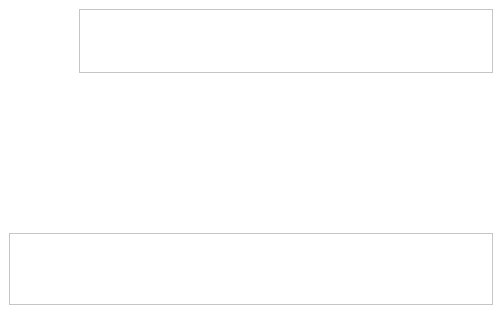
Qt form rezals/detail/rzxitem.ui (Fruneau/qRezix) before a commit.
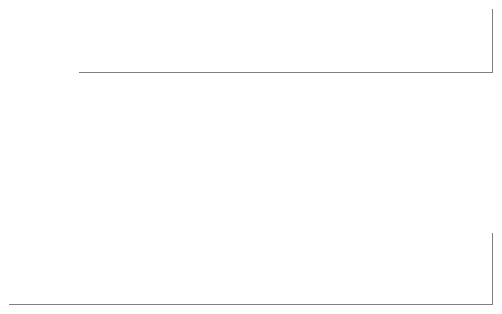
The same form after that commit.

Diff of the .ui file:
```diff
--- a/rezals/detail/rzxitem.ui
+++ b/rezals/detail/rzxitem.ui
@@ -530,7 +530,7 @@
       </sizepolicy>
      </property>
      <property name="frameShape" >
-      <enum>QFrame::StyledPanel</enum>
+      <enum>QFrame::Panel</enum>
      </property>
      <property name="frameShadow" >
       <enum>QFrame::Raised</enum>
@@ -766,7 +766,7 @@
         </size>
        </property>
        <property name="frameShape" >
-        <enum>QFrame::StyledPanel</enum>
+        <enum>QFrame::Panel</enum>
        </property>
        <property name="frameShadow" >
         <enum>QFrame::Raised</enum>
```
